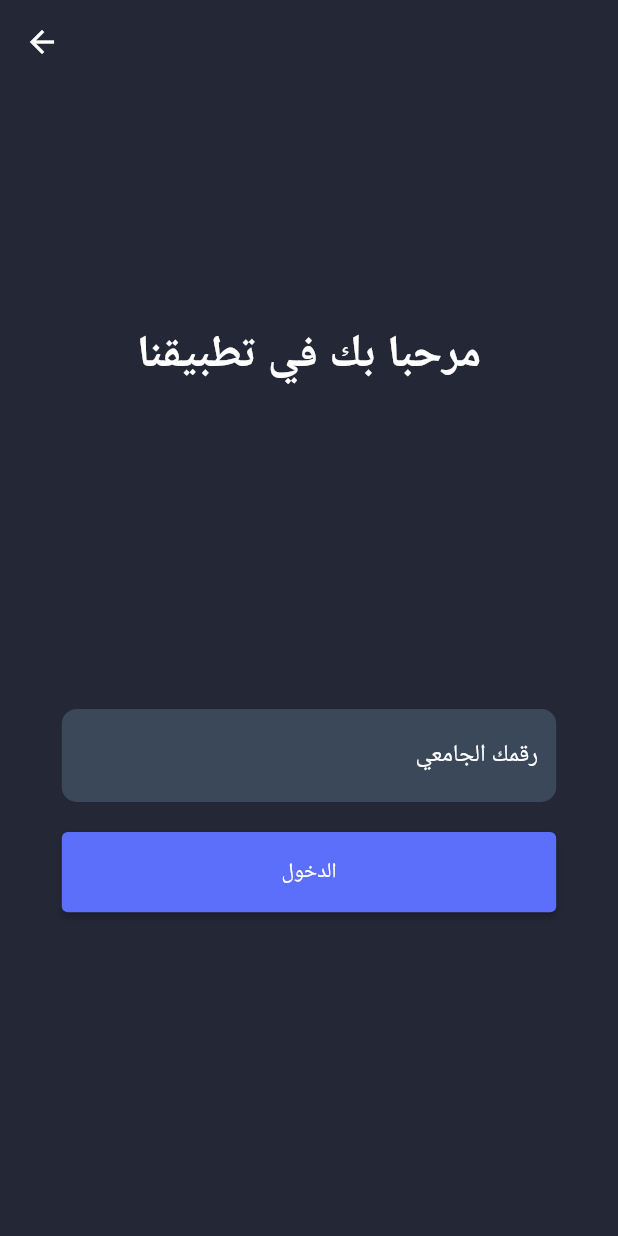
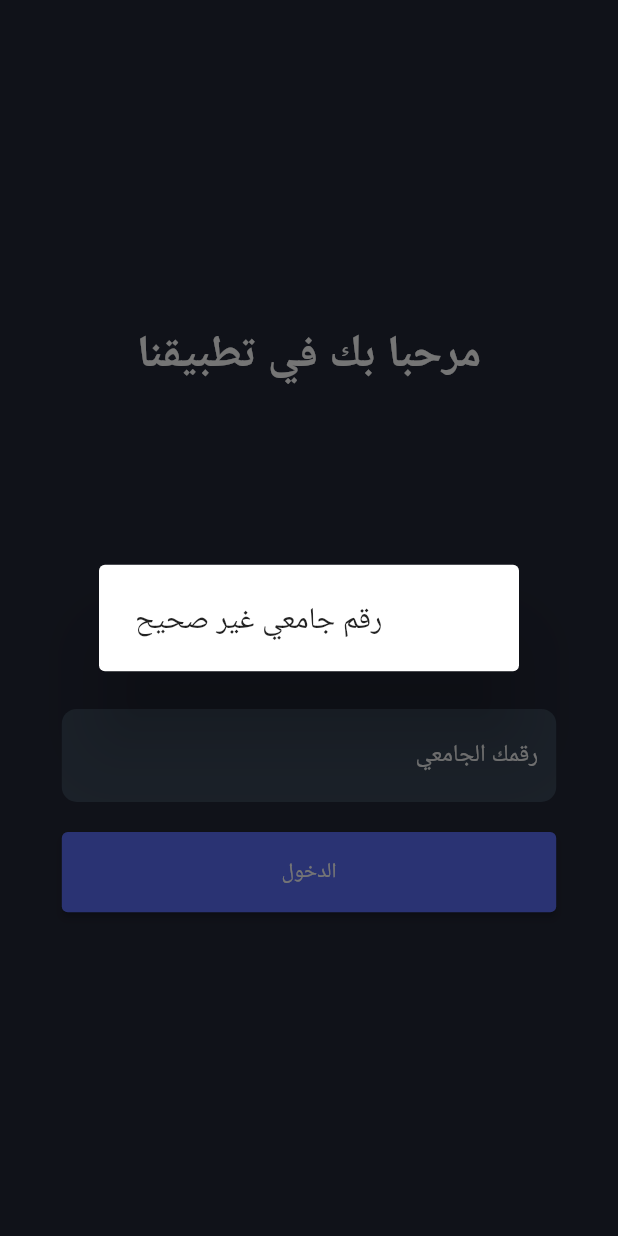
Before and after one commit to Faisalalali/clubration, a Flutter app: the EntryView screen opened directly, after a tap on "الدخول", on a phone screen of 412 x 824 dp. Run offline on Flutter 3.47's test engine with Material 2 defaults, Android fonts, the phone set to English and light mode, and no system bars; our stand-ins replace cloud_firestore, firebase_auth, firebase_core; accounts and stored records are empty; Roboto replaces fonts that are missing (ReadexPro).

Commit message:
white typing color and valid id check
entry view is home btw

```diff
--- a/lib/main.dart
+++ b/lib/main.dart
@@ -1,6 +1,7 @@
 import 'package:firebase_core/firebase_core.dart';
 import 'package:flutter/material.dart';
 import 'package:flutter_application_1/modules/local_user.dart';
+import 'package:flutter_application_1/views/entry_view.dart';
 import 'package:flutter_application_1/views/home_view.dart';
 import 'package:provider/provider.dart';
 
@@ -55,6 +56,6 @@ class MainApp extends StatelessWidget {
                 borderRadius: BorderRadius.circular(10),
               ),
             )),
-        home: const HomeView());
+        home: const EntryView());
   }
 }
--- a/lib/views/entry_view.dart
+++ b/lib/views/entry_view.dart
@@ -14,6 +14,7 @@ class EntryView extends StatefulWidget {
 class _EntryViewState extends State<EntryView> {
   final _uidController = TextEditingController();
   final auth = Auth();
+  final valid_id = RegExp(r'^20((1[2468]|2[024])\d{3}[02468]|(1[3579]|2[13])\d{3}[13579])0$');
 
   @override
   void dispose() {
@@ -41,6 +42,7 @@ class _EntryViewState extends State<EntryView> {
                       child: SizedBox(
                         width: MediaQuery.of(context).size.width * 0.8,
                         child: TextField(
+                          style: TextStyle(color: Colors.white),
                           controller: _uidController,
                           decoration:
                               const InputDecoration(hintText: 'رقمك الجامعي', hintTextDirection: TextDirection.rtl),
@@ -55,6 +57,14 @@ class _EntryViewState extends State<EntryView> {
                         height: MediaQuery.of(context).size.width * 0.13,
                         child: ElevatedButton(
                             onPressed: () async {
+                              if (!valid_id.hasMatch(_uidController.text)) {
+                                showDialog(
+                                    context: context,
+                                    builder: (ctx) => AlertDialog(
+                                          title: Text('رقم جامعي غير صحيح'),
+                                        ));
+                                return;
+                              }
                               String result =
                                   await auth.signInWithEmailAndPassword('s${_uidController.text}@kfupm.edu.sa', 'x');
                               if (result.contains('user-not-found')) {
--- a/lib/views/register_view.dart
+++ b/lib/views/register_view.dart
@@ -33,6 +33,7 @@ class _RegisterViewState extends State<RegisterView> {
                   child: SizedBox(
                     width: MediaQuery.of(context).size.width * 0.8,
                     child: TextFormField(
+                      style: TextStyle(color: Colors.white),
                       enabled: false,
                       initialValue: widget.userEmail,
                       decoration: const InputDecoration(hintText: 'رقمك الجامعي'),
@@ -44,6 +45,7 @@ class _RegisterViewState extends State<RegisterView> {
                   child: SizedBox(
                     width: MediaQuery.of(context).size.width * 0.8,
                     child: TextField(
+                      style: TextStyle(color: Colors.white),
                       decoration: const InputDecoration(hintText: 'كلمة المرور'),
                       controller: _passwordController,
                     ),
@@ -54,6 +56,7 @@ class _RegisterViewState extends State<RegisterView> {
                   child: SizedBox(
                     width: MediaQuery.of(context).size.width * 0.8,
                     child: TextField(
+                      style: TextStyle(color: Colors.white),
                       decoration: const InputDecoration(hintText: 'تأكيد كلمة المرور'),
                       controller: _passwordConfirmController,
                     ),
@@ -69,7 +72,7 @@ class _RegisterViewState extends State<RegisterView> {
                       child: ElevatedButton(
                         onPressed: () async {
                           if (_passwordController.text != _passwordConfirmController.text) {
-                            print('passwords do not match');
+                            print('كلمة المرور غير متطابقة');
                             return;
                           }
                           var result = await auth.registerWithEmailAndPassword(
```
